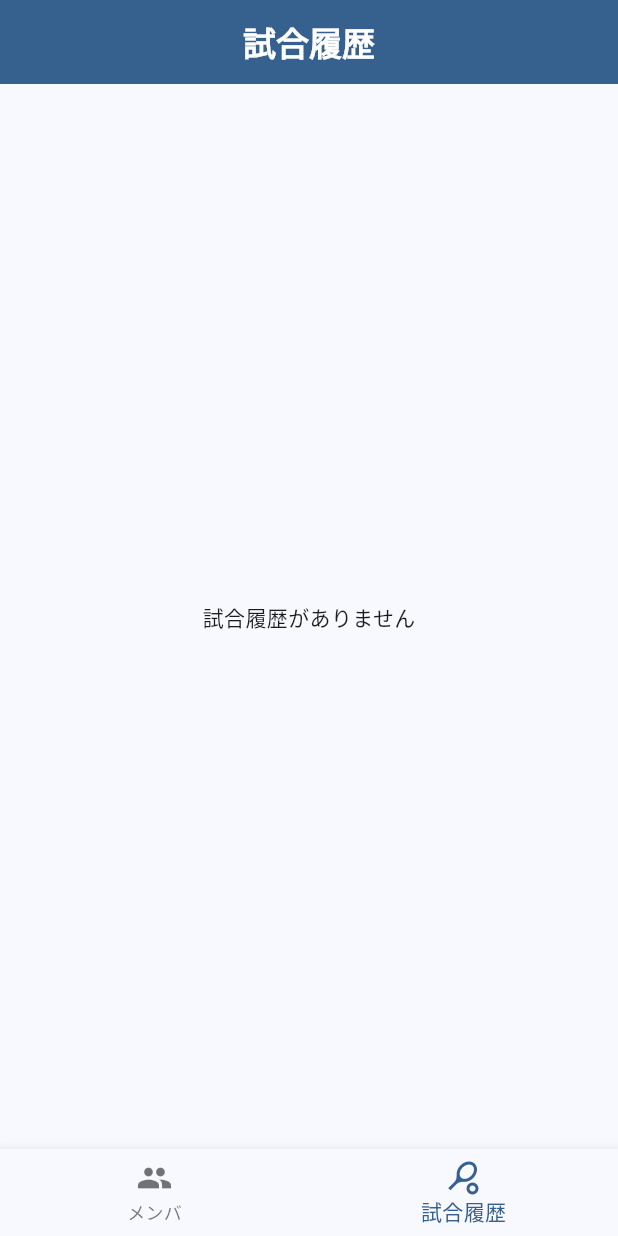
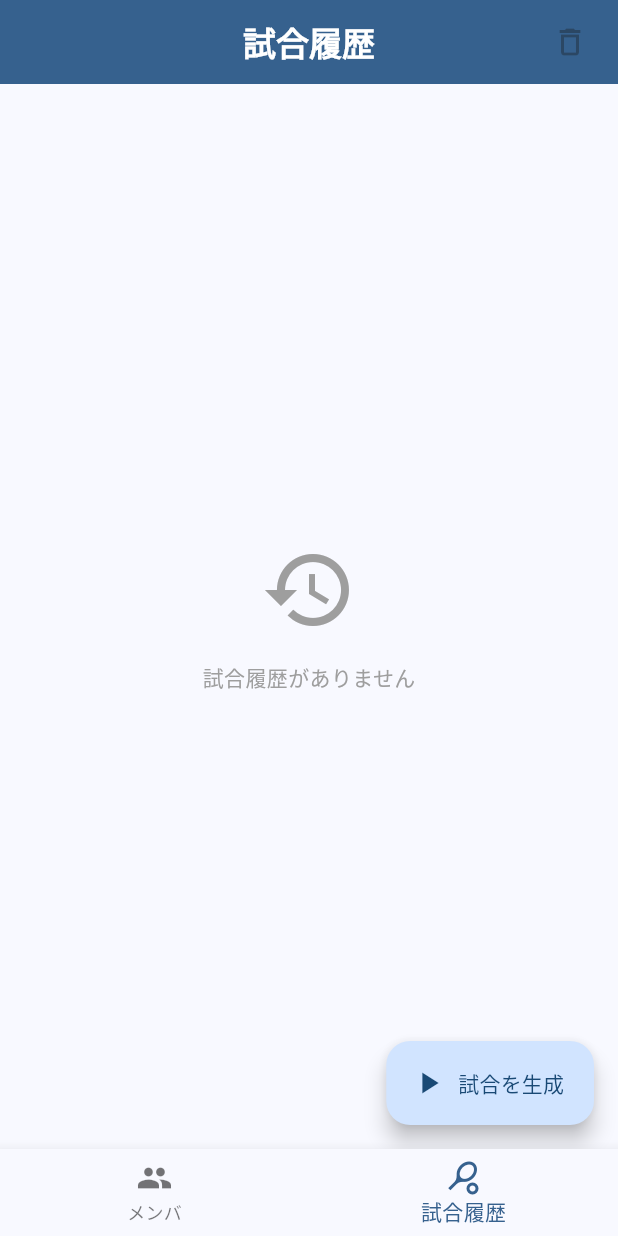
Before and after one commit to artasino/game_member_generator, a Flutter app: the screen it shows after launch, item 2 of the bottom bar chosen, on a phone screen of 412 x 824 dp. Run offline on Flutter 3.47's test engine with Material 3 defaults, Android fonts, the phone set to English and light mode, and no system bars; our stand-ins replace sqflite, sqflite_common_ffi; accounts and stored records are empty.

Commit message:
refactor(presentation): improve empty state and reactivity of MatchHistoryScreen

```diff
--- a/lib/presentation/screens/match_history_screen.dart
+++ b/lib/presentation/screens/match_history_screen.dart
@@ -25,65 +25,112 @@ class _MatchHistoryScreenState extends State<MatchHistoryScreen> {
   @override
   Widget build(BuildContext context) {
     final theme = Theme.of(context);
+
+    return AnimatedBuilder(
+      animation: widget.notifier,
+      builder: (context, _) {
         final sessions = widget.notifier.sessions;
+        final bool isEmpty = sessions.isEmpty;
 
-    if (sessions.isEmpty) {
-      return Scaffold(
-        appBar: AppBar(
-          title: const Text('試合履歴', style: TextStyle(fontWeight: FontWeight.w900)),
-          centerTitle: true,
-          backgroundColor: theme.colorScheme.primary,
-          foregroundColor: theme.colorScheme.onPrimary,
-        ),
-        body: const Center(child: Text('試合履歴がありません')),
-      );
-    }
-
-    if (_currentIndex == null || _currentIndex! >= sessions.length) {
+        // インデックスの整合性チェック
+        if (isEmpty) {
+          _currentIndex = null;
+        } else if (_currentIndex == null || _currentIndex! >= sessions.length) {
           _currentIndex = sessions.length - 1;
         }
 
-    final session = sessions[_currentIndex!];
+        final session = !isEmpty ? sessions[_currentIndex!] : null;
         final pool = widget.notifier.playerStatsPool;
-
-    return LayoutBuilder(
-      builder: (context, constraints) {
-        final double screenWidth = constraints.maxWidth;
-        final double screenHeight = constraints.maxHeight;
-        final int gameCount = session.games.length;
-
-        // 遠くからの視認性を維持しつつ、画面内に収めるためのスケール計算
-        double scale = (screenWidth / 900.0).clamp(1.1, 1.8);
-        if (gameCount >= 4) scale *= 0.85;
-        if (screenHeight < 700) scale *= 0.85;
-
         final bool isSwapping = _selectedPlayer != null;
 
         return Scaffold(
           appBar: AppBar(
             automaticallyImplyLeading: false,
             centerTitle: true,
-            toolbarHeight: 56, // 高さを固定して控えめに
+            toolbarHeight: 56,
             backgroundColor: isSwapping ? Colors.orange : theme.colorScheme.primary,
             foregroundColor: isSwapping ? Colors.white : theme.colorScheme.onPrimary,
-            title: !isSwapping
-                ? _buildNormalHeaderContent(theme, session, sessions.length, scale)
-                : _buildSwapHeaderContent(_selectedPlayer!, scale),
+            title: isEmpty
+                ? const Text('試合履歴', style: TextStyle(fontWeight: FontWeight.w900))
+                : (!isSwapping
+                    ? _buildNormalHeaderContent(theme, session!, sessions.length)
+                    : _buildSwapHeaderContent(_selectedPlayer!)),
             actions: !isSwapping ? [
               IconButton(
                 icon: const Icon(Icons.delete_outline),
-                onPressed: () => _showClearConfirmDialog(context),
+                onPressed: isEmpty ? null : () => _showClearConfirmDialog(context),
                 tooltip: '履歴をクリア',
               ),
               const SizedBox(width: 8),
             ] : null,
           ),
-          body: AnimatedBuilder(
-            animation: widget.notifier,
-            builder: (context, _) {
-              final restingMales = session.restingPlayers.where((p) => p.gender == Gender.male).toList();
-              final restingFemales = session.restingPlayers.where((p) => p.gender == Gender.female).toList();
+          body: isEmpty
+              ? const Center(
+                  child: Column(
+                    mainAxisAlignment: MainAxisAlignment.center,
+                    children: [
+                      Icon(Icons.history, size: 64, color: Colors.grey),
+                      SizedBox(height: 16),
+                      Text('試合履歴がありません', style: TextStyle(color: Colors.grey)),
+                    ],
+                  ),
+                )
+              : LayoutBuilder(
+                  builder: (context, constraints) {
+                    final double screenWidth = constraints.maxWidth;
+                    final double screenHeight = constraints.maxHeight;
+                    final int gameCount = session!.games.length;
 
+                    // スケール計算
+                    double scale = (screenWidth / 900.0).clamp(1.1, 1.8);
+                    if (gameCount >= 4) scale *= 0.85;
+                    if (screenHeight < 700) scale *= 0.85;
+
+                    return Container(
+                      color: theme.colorScheme.surface,
+                      child: SingleChildScrollView(
+                        padding: EdgeInsets.fromLTRB(16 * scale, 16 * scale, 16 * scale, 120),
+                        child: Column(
+                          children: [
+                            _buildGamesArea(session, pool, scale, screenWidth),
+                            SizedBox(height: 32 * scale),
+                            if (session.restingPlayers.isNotEmpty)
+                              _buildRestingContainer(session, theme, scale, screenWidth),
+                          ],
+                        ),
+                      ),
+                    );
+                  },
+                ),
+          floatingActionButton: Column(
+            mainAxisSize: MainAxisSize.min,
+            children: [
+              if (!isEmpty) ...[
+                FloatingActionButton.small(
+                  heroTag: 'recalc',
+                  onPressed: widget.notifier.isGenerating ? null : () => _showSettingsAndGenerate(context, isRecalculate: true),
+                  tooltip: '再生成',
+                  backgroundColor: theme.colorScheme.secondaryContainer,
+                  child: const Icon(Icons.refresh),
+                ),
+                const SizedBox(height: 12),
+              ],
+              FloatingActionButton.extended(
+                heroTag: 'add',
+                onPressed: widget.notifier.isGenerating ? null : () => _showSettingsAndGenerate(context, isRecalculate: false),
+                tooltip: isEmpty ? '最初の試合を生成' : '次の試合を生成',
+                icon: Icon(isEmpty ? Icons.play_arrow : Icons.add),
+                label: Text(isEmpty ? '試合を生成' : '次を生成'),
+              ),
+            ],
+          ),
+        );
+      },
+    );
+  }
+
+  Widget _buildGamesArea(Session session, PlayerStatsPool pool, double scale, double screenWidth) {
+    final int gameCount = session.games.length;
     int crossAxisCount = 1;
     if (gameCount == 4) {
       crossAxisCount = screenWidth > 850 ? 2 : 1;
@@ -96,61 +143,20 @@ class _MatchHistoryScreenState extends State<MatchHistoryScreen> {
     final double spacing = 16 * scale;
     final double cardWidth = (screenWidth - (spacing * (crossAxisCount + 1))) / crossAxisCount;
 
-              return Container(
-                color: theme.colorScheme.surface,
-                child: SingleChildScrollView(
-                  padding: EdgeInsets.fromLTRB(spacing, spacing, spacing, 120),
-                  child: Column(
-                    children: [
-                      // 試合カードエリア
-                      Wrap(
+    return Wrap(
       spacing: spacing,
       runSpacing: spacing,
       alignment: WrapAlignment.center,
       children: session.games.asMap().entries.map((entry) {
         return SizedBox(
           width: cardWidth,
-                            child: _buildGameCard(context, entry.key, entry.value, theme, pool, scale, session),
+          child: _buildGameCard(context, entry.key, entry.value, Theme.of(context), pool, scale, session),
         );
       }).toList(),
-                      ),
-
-                      SizedBox(height: 32 * scale),
-
-                      // お休み中エリア
-                      if (session.restingPlayers.isNotEmpty)
-                        _buildRestingContainer(session, restingMales, restingFemales, theme, scale, screenWidth),
-                    ],
-                  ),
-                ),
-              );
-            },
-          ),
-          floatingActionButton: Column(
-            mainAxisSize: MainAxisSize.min,
-            children: [
-              FloatingActionButton.small(
-                heroTag: 'recalc',
-                onPressed: widget.notifier.isGenerating ? null : () => _showSettingsAndGenerate(context, isRecalculate: true),
-                tooltip: '再生成',
-                backgroundColor: theme.colorScheme.secondaryContainer,
-                child: const Icon(Icons.refresh),
-              ),
-              const SizedBox(height: 12),
-              FloatingActionButton(
-                heroTag: 'add',
-                onPressed: widget.notifier.isGenerating ? null : () => _showSettingsAndGenerate(context, isRecalculate: false),
-                tooltip: '追加',
-                child: const Icon(Icons.add),
-              ),
-            ],
-          ),
-        );
-      }
     );
   }
 
-  Widget _buildNormalHeaderContent(ThemeData theme, Session session, int total, double scale) {
+  Widget _buildNormalHeaderContent(ThemeData theme, Session session, int total) {
     final onPrimary = theme.colorScheme.onPrimary;
     return Row(
       mainAxisSize: MainAxisSize.min,
@@ -167,15 +173,15 @@ class _MatchHistoryScreenState extends State<MatchHistoryScreen> {
           padding: EdgeInsets.zero,
           constraints: const BoxConstraints(),
         ),
-        SizedBox(width: 24 * scale),
+        const SizedBox(width: 16),
         Column(
           mainAxisSize: MainAxisSize.min,
           children: [
-            Text('第 ${session.index} 試合', style: TextStyle(fontSize: 18 * scale, fontWeight: FontWeight.w900, color: onPrimary)),
+            Text('第 ${session.index} 試合', style: const TextStyle(fontSize: 18, fontWeight: FontWeight.w900)),
             Text('$total 試合中', style: TextStyle(fontSize: 10, color: onPrimary.withOpacity(0.7), fontWeight: FontWeight.bold)),
           ],
         ),
-        SizedBox(width: 24 * scale),
+        const SizedBox(width: 16),
         IconButton(
           icon: const Icon(Icons.chevron_right, size: 32),
           onPressed: _currentIndex! < total - 1 ? () {
@@ -192,7 +198,7 @@ class _MatchHistoryScreenState extends State<MatchHistoryScreen> {
     );
   }
 
-  Widget _buildSwapHeaderContent(Player selected, double scale) {
+  Widget _buildSwapHeaderContent(Player selected) {
     return Row(
       children: [
         const Icon(Icons.swap_horizontal_circle, color: Colors.white, size: 28),
@@ -305,8 +311,10 @@ class _MatchHistoryScreenState extends State<MatchHistoryScreen> {
     );
   }
 
-  Widget _buildRestingContainer(Session session, List<Player> males, List<Player> females, ThemeData theme, double scale, double maxWidth) {
+  Widget _buildRestingContainer(Session session, ThemeData theme, double scale, double maxWidth) {
     final restingScale = (scale * 0.85).clamp(1.0, 1.5);
+    final males = session.restingPlayers.where((p) => p.gender == Gender.male).toList();
+    final females = session.restingPlayers.where((p) => p.gender == Gender.female).toList();
 
     return Container(
       width: maxWidth,
@@ -412,7 +420,7 @@ class _MatchHistoryScreenState extends State<MatchHistoryScreen> {
         return StatefulBuilder(builder: (context, setState) {
           final res = widget.notifier.checkRequirements(selectedTypes);
           return AlertDialog(
-            title: Text(isRecalculate ? '試合の再生成' : '次の試合の設定'),
+            title: Text(isRecalculate ? '試合の再生成' : '試合の設定'),
             content: Column(mainAxisSize: MainAxisSize.min, crossAxisAlignment: CrossAxisAlignment.start, children: [
               const Text('マッチタイプを追加:', style: TextStyle(fontSize: 12, color: Colors.grey)),
               const SizedBox(height: 8),
@@ -466,7 +474,23 @@ class _MatchHistoryScreenState extends State<MatchHistoryScreen> {
   }
 
   void _showClearConfirmDialog(BuildContext context) {
-    showDialog(context: context, builder: (ctx) => AlertDialog(title: const Text('クリア'), content: const Text('履歴を全て削除しますか？'), actions: [TextButton(onPressed: () => Navigator.pop(ctx), child: const Text('戻る')), TextButton(onPressed: () { widget.notifier.clearHistory(); setState(() { _currentIndex = null; _selectedPlayer = null; }); Navigator.pop(ctx); }, child: const Text('クリア', style: TextStyle(color: Colors.red)))]));
+    showDialog(context: context, builder: (ctx) => AlertDialog(
+      title: const Text('履歴クリア'),
+      content: const Text('全ての試合履歴を削除しますか？\n（通算成績はリセットされません）'),
+      actions: [
+        TextButton(onPressed: () => Navigator.pop(ctx), child: const Text('戻る')),
+        TextButton(onPressed: () async {
+          Navigator.pop(ctx);
+          await widget.notifier.clearHistory();
+          if (mounted) {
+            setState(() {
+              _currentIndex = null;
+              _selectedPlayer = null;
+            });
+          }
+        }, child: const Text('クリア', style: TextStyle(color: Colors.red)))
+      ]
+    ));
   }
 }
 
```
Lines whose indentation alone changed are shown as unchanged.
